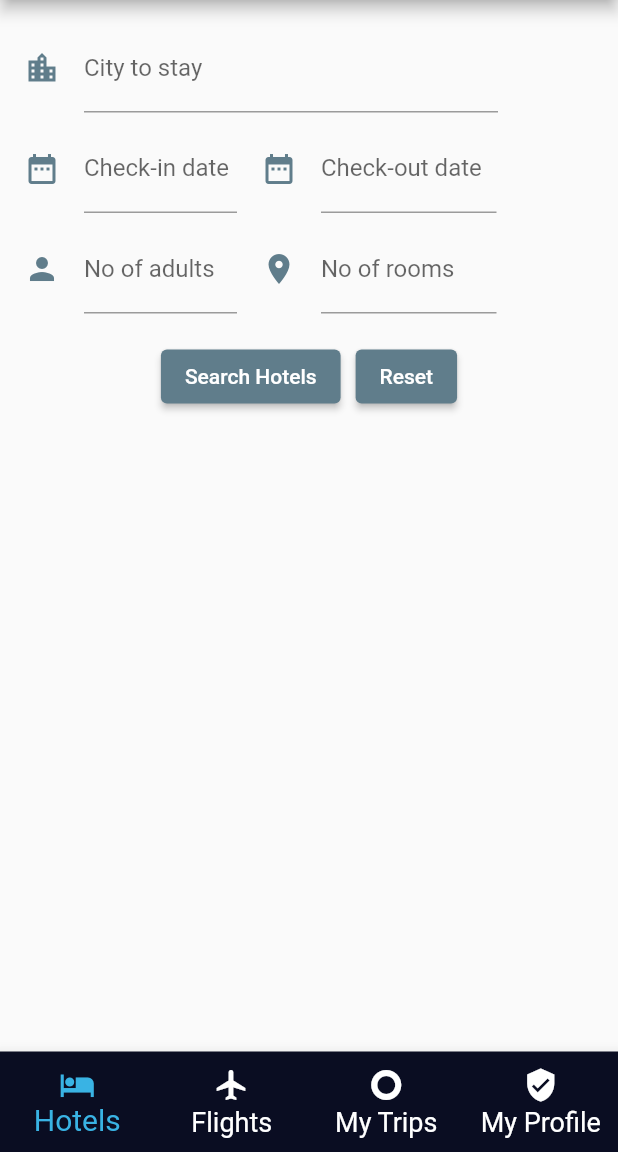
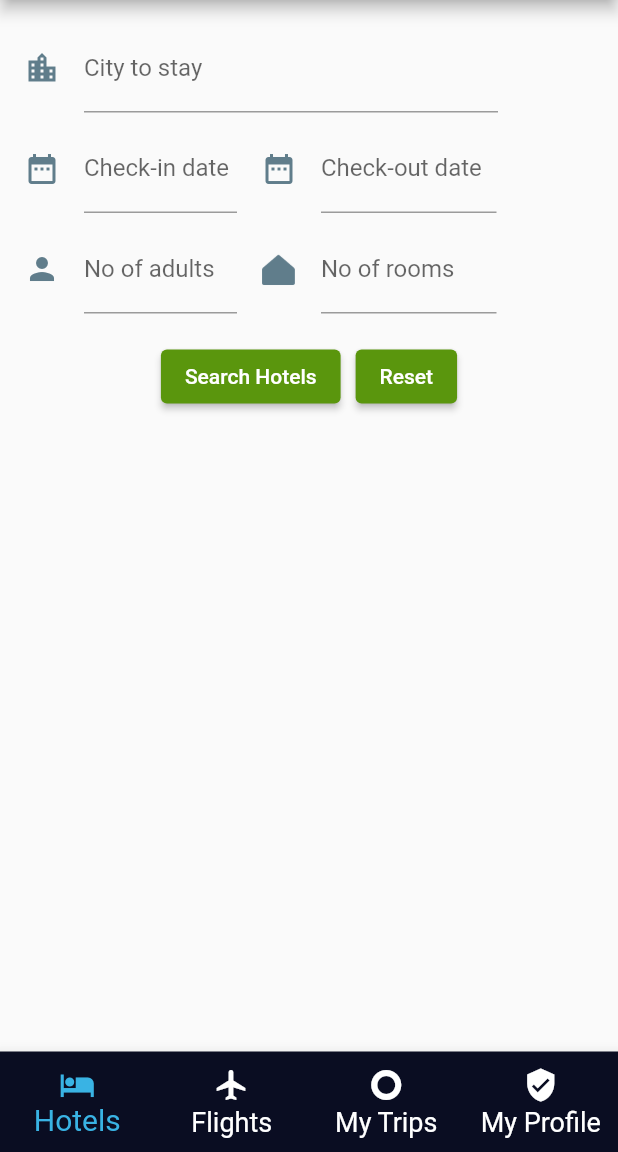
Before and after one commit to amarnathpatel/travel_booking_app, a Flutter app: the screen it shows after launch, on a phone screen of 412 x 824 dp, the part 84-1236 px from its top. Run offline on Flutter 3.47's test engine with Material 2 defaults, Android fonts, the phone set to English and light mode, and no system bars; our stand-ins replace flutter_spinkit.

Commit message:
UI improvements, addding hint text etc.

```diff
--- a/lib/screens/hotel_search_screen.dart
+++ b/lib/screens/hotel_search_screen.dart
@@ -4,6 +4,7 @@ import 'package:intl/intl.dart';
 import 'package:travel_booking_app/models/hotel_details_model.dart';
 import 'package:travel_booking_app/services/hotels_search_service.dart';
 
+import '../utils/colors.dart';
 import 'hotel_results_list_screen.dart';
 
 class HotelSearchScreen extends StatefulWidget {
@@ -39,7 +40,8 @@ class _HotelSearchScreenState extends State<HotelSearchScreen> {
     if (picked != null && picked != selectedDate) {
       setState(() {
         selectedDate = picked;
-        controller.value = TextEditingValue(text: requiredDateFormat.format(picked));
+        controller.value =
+            TextEditingValue(text: requiredDateFormat.format(picked));
       });
     }
   }
@@ -65,9 +67,10 @@ class _HotelSearchScreenState extends State<HotelSearchScreen> {
                       return null;
                     }
                   },
-                  onTap: () {},
                   decoration: const InputDecoration(
-                    icon: Icon(Icons.location_city, color: Colors.blueGrey),
+                    hintText: 'Provide City Code. e.g. PNQ, BOM',
+                    hintStyle: kEditInoputHintTxtStype,
+                    icon: Icon(Icons.location_city, color: Colors.blueGrey,),
                     labelText: "City to stay",
                   ),
                 ),
@@ -96,7 +99,7 @@ class _HotelSearchScreenState extends State<HotelSearchScreen> {
                           },
                           validator: (value) {
                             if (value!.isEmpty) {
-                              return 'Check-in date field can\'t be blank';
+                              return 'Select date';
                             } else {
                               return null;
                             }
@@ -124,7 +127,7 @@ class _HotelSearchScreenState extends State<HotelSearchScreen> {
                           },
                           validator: (value) {
                             if (value!.isEmpty) {
-                              return 'Check-out date field can\'t be blank';
+                              return 'Select date';
                             } else {
                               return null;
                             }
@@ -154,7 +157,7 @@ class _HotelSearchScreenState extends State<HotelSearchScreen> {
                           ),
                           validator: (value) {
                             if (value!.isEmpty) {
-                              return 'Adults field can\'t be blank';
+                              return 'Mandatory input..';
                             } else {
                               return null;
                             }
@@ -162,9 +165,14 @@ class _HotelSearchScreenState extends State<HotelSearchScreen> {
                         ),
                       ),
                     ),
-                    const Padding(
-                      padding: EdgeInsets.only(right: 16.0),
-                      child: Icon(Icons.room, color: Colors.blueGrey),
+                    Padding(
+                      padding: const EdgeInsets.only(right: 16.0),
+                      //child: Icon(Icons.room, color: Colors.blueGrey),
+                      child: Image.asset(
+                        'assets/images/rooms.png',
+                        height: 24,
+                        color: Colors.blueGrey,
+                      ),
                     ),
                     Expanded(
                       child: Padding(
@@ -187,15 +195,18 @@ class _HotelSearchScreenState extends State<HotelSearchScreen> {
                 children: [
                   ElevatedButton(
                     onPressed: () async {
-                      setState(() {
-                        _isBusy = true;
-                      });
                       _onSearchHotelsBtnTap();
                     },
+                    style: ElevatedButton.styleFrom(
+                      backgroundColor: kSearchBtnBgColor, // buuton Background color
+                    ),
                     child: const Text('Search Hotels'),
                   ),
                   const SizedBox(width: 10.0),
                   ElevatedButton(
+                     style: ElevatedButton.styleFrom(
+                      backgroundColor: kSearchBtnBgColor, // buuton Background color
+                    ),
                     onPressed: () {
                       _onReset();
                     },
@@ -232,6 +243,9 @@ class _HotelSearchScreenState extends State<HotelSearchScreen> {
 
   void _onSearchHotelsBtnTap() async {
     if (_formKey.currentState!.validate()) {
+      setState(() {
+          _isBusy = true;
+      });
       String cityCode = cityInputController.text;
       String checkinDate = checkinDateInputController.text;
       String checkoutDate = checkoutDateInputController.text;
--- a/lib/utils/colors.dart
+++ b/lib/utils/colors.dart
@@ -15,15 +15,17 @@ const kBottomNavBgColor =  Color(0xFF1D1E33);
 const kScreenTitleTextStyle = TextStyle(fontSize: 35.0, color: Color.fromARGB(255, 238, 9, 9));
 
 // Button - Bg color  and text style
-const kSearchBtnBgColor = Color.fromARGB(255, 255, 109, 56);
+const kSearchBtnBgColor = Color.fromARGB(255, 90, 150, 13);
 const kSearchBtnTextStyle = TextStyle(fontSize: 25.0, color: Color(0xFFFFFFFF));
+
+// Hint text style #F5F5F5
+const kEditInoputHintTxtStype = TextStyle(fontSize: 12.0, color: Color.fromARGB(176, 69, 96, 153));
 
 const kLabelHeaderStyle = TextStyle(fontSize: 35.0, color: Color(0xFFFFFFFF));
 const kLabelTextStyle = TextStyle(fontSize: 22.0, color: Color(0xFFFFFFFF));
 const kLabelSecondaryTextSTyle =
 TextStyle(fontSize: 22.0, color: Color(0xFF81838E));
-const kLabelNumberTextStyle =
-TextStyle(fontSize: 50.0, color: Color(0xFFFFFFFF));
+const kLabelNumberTextStyle = TextStyle(fontSize: 50.0, color: Color(0xFFFFFFFF));
 const kLabelResultTextStyle =
 TextStyle(fontSize: 30.0, color: Color(0xFF48BD87));
 
```
Also changed, not shown: lib/screens/flight_search_screen.dart (+21 -8 lines), assets/images/rooms.png (added).
